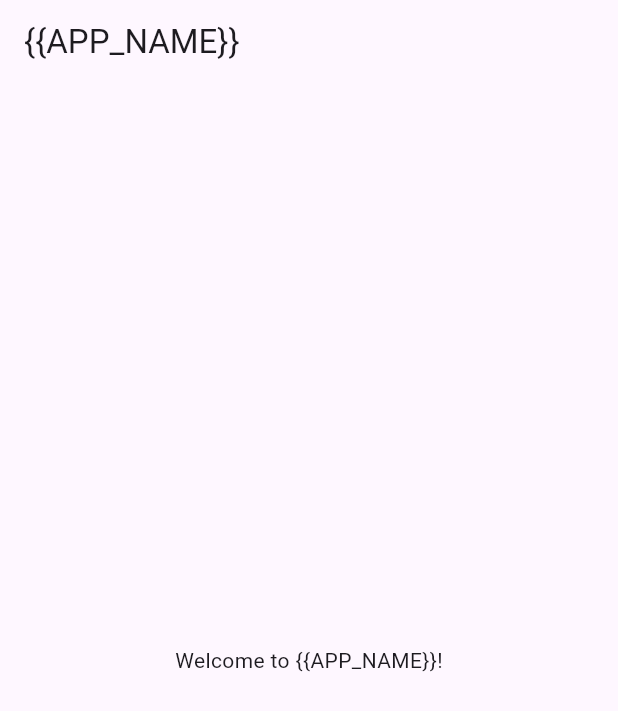
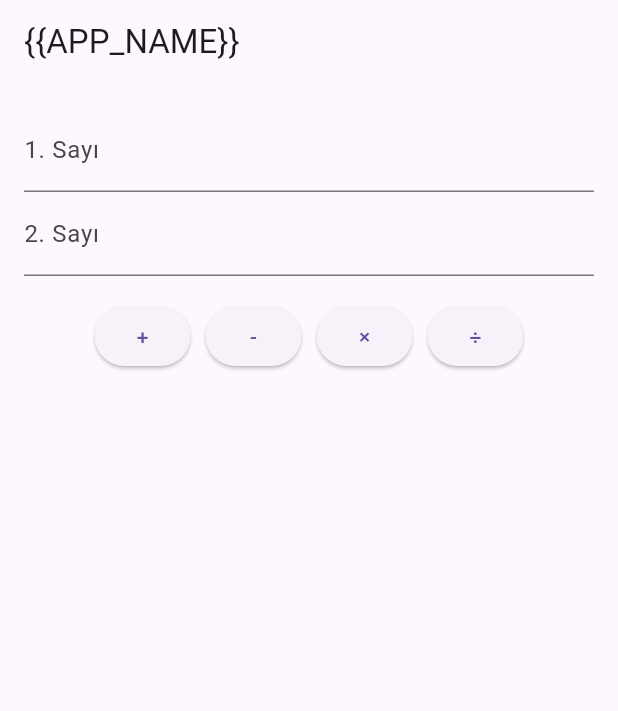
Before and after one commit to Pixciv/flutter_build_app, a Flutter app: the screen it shows after launch, on a phone screen of 412 x 824 dp. Shown: the top 711 px of the screen. Run offline on Flutter 3.47's test engine with Material 3 defaults, Android fonts, the phone set to English and light mode, and no system bars; our stand-ins replace google_mobile_ads; network calls fail.

Commit message:
Update main.dart

```diff
--- a/lib/main.dart
+++ b/lib/main.dart
@@ -8,7 +8,7 @@
 }
 
 class MyApp extends StatelessWidget {
-  final String appName = '{{APP_NAME}}'; // Bu metin sed ile değiştirilecek
+  final String appName = '{{APP_NAME}}'; // sed ile değiştirilecek
 
   @override
   Widget build(BuildContext context) {
@@ -32,6 +32,10 @@
   late BannerAd _bannerAd;
   bool _isBannerAdReady = false;
 
+  final TextEditingController _num1Controller = TextEditingController();
+  final TextEditingController _num2Controller = TextEditingController();
+  String _result = '';
+
   @override
   void initState() {
     super.initState();
@@ -41,9 +45,11 @@
       size: AdSize.banner,
       request: AdRequest(),
       listener: BannerAdListener(
-        onAdLoaded: (_) => setState(() {
-          _isBannerAdReady = true;
-        }),
+        onAdLoaded: (_) {
+          setState(() {
+            _isBannerAdReady = true;
+          });
+        },
         onAdFailedToLoad: (ad, error) {
           ad.dispose();
           print('Banner reklam yüklenemedi: $error');
@@ -57,7 +63,43 @@
   @override
   void dispose() {
     _bannerAd.dispose();
+    _num1Controller.dispose();
+    _num2Controller.dispose();
     super.dispose();
+  }
+
+  void _calculate(String operation) {
+    final double? num1 = double.tryParse(_num1Controller.text);
+    final double? num2 = double.tryParse(_num2Controller.text);
+
+    if (num1 == null || num2 == null) {
+      setState(() => _result = 'Geçersiz sayı');
+      return;
+    }
+
+    double res;
+    switch (operation) {
+      case '+':
+        res = num1 + num2;
+        break;
+      case '-':
+        res = num1 - num2;
+        break;
+      case '×':
+        res = num1 * num2;
+        break;
+      case '÷':
+        if (num2 == 0) {
+          setState(() => _result = 'Sıfıra bölünemez');
+          return;
+        }
+        res = num1 / num2;
+        break;
+      default:
+        res = 0;
+    }
+
+    setState(() => _result = 'Sonuç: $res');
   }
 
   @override
@@ -66,21 +108,43 @@
       appBar: AppBar(
         title: Text(widget.appName),
       ),
-      body: Column(
-        children: [
-          if (_isBannerAdReady)
-            Container(
+      body: Padding(
+        padding: const EdgeInsets.all(16),
+        child: Column(
+          children: [
+            TextField(
+              controller: _num1Controller,
+              keyboardType: TextInputType.number,
+              decoration: InputDecoration(labelText: '1. Sayı'),
+            ),
+            TextField(
+              controller: _num2Controller,
+              keyboardType: TextInputType.number,
+              decoration: InputDecoration(labelText: '2. Sayı'),
+            ),
+            const SizedBox(height: 16),
+            Wrap(
+              spacing: 10,
+              children: [
+                ElevatedButton(onPressed: () => _calculate('+'), child: Text('+')),
+                ElevatedButton(onPressed: () => _calculate('-'), child: Text('-')),
+                ElevatedButton(onPressed: () => _calculate('×'), child: Text('×')),
+                ElevatedButton(onPressed: () => _calculate('÷'), child: Text('÷')),
+              ],
+            ),
+            const SizedBox(height: 20),
+            Text(_result, style: TextStyle(fontSize: 20)),
+          ],
+        ),
+      ),
+      bottomNavigationBar: _isBannerAdReady
+          ? Container(
+              color: Colors.transparent,
               width: _bannerAd.size.width.toDouble(),
               height: _bannerAd.size.height.toDouble(),
               child: AdWidget(ad: _bannerAd),
-            ),
-          Expanded(
-            child: Center(
-              child: Text('Welcome to ${widget.appName}!'),
-            ),
-          ),
-        ],
-      ),
+            )
+          : SizedBox.shrink(),
     );
   }
 }
```
